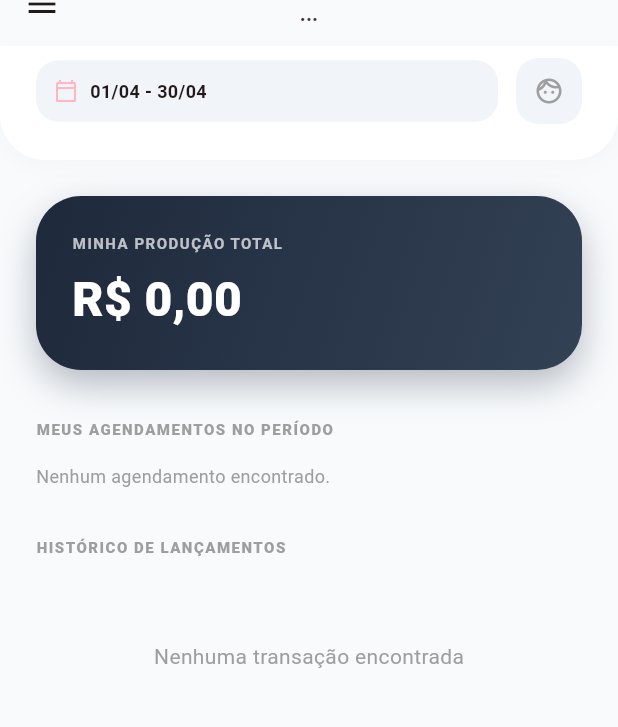
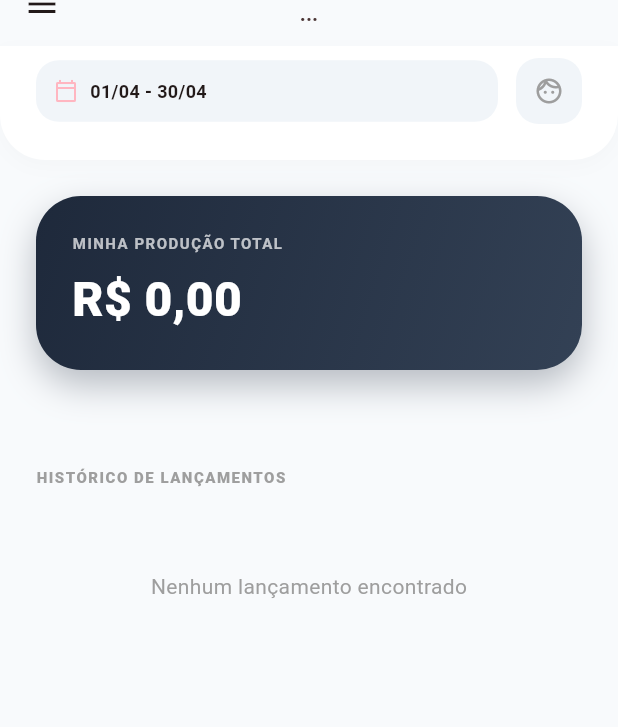
Before and after one commit to isaqueMS/ERP, a Flutter app: the FinancialDashboardScreen screen opened directly, on a phone screen of 412 x 824 dp, the part 38-765 px from its top. Run offline on Flutter 3.47's test engine with Material 3 defaults, Android fonts, the phone set to English and light mode, and no system bars; our stand-ins replace cloud_firestore, firebase_auth, firebase_core, firebase_messaging, flutter_local_notifications, rxdart; accounts and stored records are empty.

Commit message:
Estudio Ale v14 - Producao Final: Fix 9 digito e Dashboard unificado

```diff
--- a/lib/financial_dashboard_screen.dart
+++ b/lib/financial_dashboard_screen.dart
@@ -2,6 +2,7 @@ import 'package:flutter/material.dart';
 import 'package:cloud_firestore/cloud_firestore.dart';
 import 'package:firebase_auth/firebase_auth.dart';
 import 'package:intl/intl.dart';
+import 'package:rxdart/rxdart.dart';
 import 'fluunt_drawer.dart';
 
 class FinancialDashboardScreen extends StatefulWidget {
@@ -206,63 +207,67 @@ class _FinancialDashboardScreenState extends State<FinancialDashboardScreen> {
   }
 
   Widget _buildDashboardContent() {
-    if (widget.userRole == 'agente' && _isLoadingAgentId) {
-      return const Center(
-        child: Column(
-          mainAxisAlignment: MainAxisAlignment.center,
-          children: [
-            CircularProgressIndicator(),
-            SizedBox(height: 16),
-            Text('Carregando seu perfil...', style: TextStyle(color: Colors.grey)),
-          ],
-        ),
-      );
-    }
-
-    return StreamBuilder<QuerySnapshot>(
-      stream: FirebaseFirestore.instance.collection('transactions').snapshots(),
+    return StreamBuilder<List<QuerySnapshot>>(
+      stream: Rx.combineLatest2(
+        FirebaseFirestore.instance.collection('transactions').snapshots(),
+        FirebaseFirestore.instance.collection('appointments').snapshots(),
+        (a, b) => [a, b],
+      ),
       builder: (context, snapshot) {
         if (snapshot.hasError) return const Center(child: Text('Erro ao carregar dados'));
         if (snapshot.connectionState == ConnectionState.waiting) return const Center(child: CircularProgressIndicator());
 
-        final docs = snapshot.data!.docs;
+        final transactions = snapshot.data![0].docs;
+        final appointments = snapshot.data![1].docs;
+        final isAgente = widget.userRole.toLowerCase() == 'agente';
 
-        // Manual filtering (since date is stored as string YYYY-MM-DD)
-        final filteredDocs = docs.where((doc) {
+        // 1. Filtrar Transactions
+        final filteredTx = transactions.where((doc) {
           final data = doc.data() as Map<String, dynamic>;
-          final dateStr = data['date'] as String;
-          final date = DateTime.parse(dateStr);
+          final dateStr = (data['date'] ?? data['data']) as String? ?? "";
+          if (dateStr.isEmpty) return false;
+          final date = DateTime.tryParse(dateStr);
+          if (date == null) return false;
 
-          bool matchDate = true;
-          if (_selectedDateRange != null) {
-            matchDate = date.isAfter(_selectedDateRange!.start.subtract(const Duration(days: 1))) &&
-                        date.isBefore(_selectedDateRange!.end.add(const Duration(days: 1)));
-          }
-
-          bool matchProf = true;
-          if (widget.userRole == 'agente') {
-            // Se for agente, OBRIGATÓRIO bater com o ID do agente carragado
-            matchProf = data['professionalId'] == _agentStaffId;
-          } else {
-            // Se for admin, segue o filtro selecionado (ou todos se null)
-            matchProf = _selectedProfessionalId == null || data['professionalId'] == _selectedProfessionalId;
-          }
-
+          bool matchDate = _selectedDateRange == null || (date.isAfter(_selectedDateRange!.start.subtract(const Duration(days: 1))) && date.isBefore(_selectedDateRange!.end.add(const Duration(days: 1))));
+          bool matchProf = isAgente ? (data['professionalId'] == _agentStaffId || data['creatorId'] == FirebaseAuth.instance.currentUser?.uid) : (_selectedProfessionalId == null || data['professionalId'] == _selectedProfessionalId);
           bool matchClient = _selectedClientId == null || data['clientId'] == _selectedClientId;
 
           return matchDate && matchProf && matchClient;
         }).toList();
 
+        // 2. Filtrar Appointments
+        final filteredApp = appointments.where((doc) {
+          final data = doc.data() as Map<String, dynamic>;
+          final dateStr = (data['date'] ?? data['data']) as String? ?? "";
+          if (dateStr.isEmpty) return false;
+          final date = DateTime.tryParse(dateStr);
+          if (date == null) return false;
+
+          bool matchDate = _selectedDateRange == null || (date.isAfter(_selectedDateRange!.start.subtract(const Duration(days: 1))) && date.isBefore(_selectedDateRange!.end.add(const Duration(days: 1))));
+          bool matchProf = isAgente ? ((data['professionalId'] ?? data['staffId']) == _agentStaffId || data['creatorId'] == FirebaseAuth.instance.currentUser?.uid) : (_selectedProfessionalId == null || (data['professionalId'] ?? data['staffId']) == _selectedProfessionalId);
+          bool matchClient = _selectedClientId == null || data['clientId'] == _selectedClientId;
+
+          return matchDate && matchProf && matchClient;
+        }).toList();
+
+        // 3. Calcular Totais
         double totalIncome = 0;
         double totalExpense = 0;
 
-        for (var doc in filteredDocs) {
+        for (var doc in filteredTx) {
           final data = doc.data() as Map<String, dynamic>;
-          final amount = (data['amount'] as num).toDouble();
-          if (data['type'] == 'income') {
-            totalIncome += amount;
-          } else {
-            totalExpense += amount;
+          final amount = (data['amount'] as num?)?.toDouble() ?? 0.0;
+          if (data['type'] == 'income') totalIncome += amount;
+          else totalExpense += amount;
+        }
+
+        for (var doc in filteredApp) {
+          final data = doc.data() as Map<String, dynamic>;
+          final status = (data['status'] ?? '').toString().toLowerCase();
+          // Segue a mesma regra da tela de Produção: soma tudo, menos os cancelados.
+          if (status != 'cancelado' && status != 'canceled' && status != 'cancelled') {
+            totalIncome += (data['price'] is num) ? (data['price'] as num).toDouble() : (data['valor'] is num ? (data['valor'] as num).toDouble() : 0.0);
           }
         }
 
@@ -270,20 +275,22 @@ class _FinancialDashboardScreenState extends State<FinancialDashboardScreen> {
           padding: const EdgeInsets.all(24),
           children: [
             _buildSummary(totalIncome, totalExpense),
-            if (widget.userRole.toLowerCase() == 'agente') ...[
+            if (isAgente) ...[
               const SizedBox(height: 32),
-              _buildAppointmentsSection(),
+              _buildAppointmentsSectionForAdmin(filteredApp),
             ],
             const SizedBox(height: 32),
-            const Text(
-              'HISTÓRICO DE LANÇAMENTOS',
-              style: TextStyle(fontSize: 10, fontWeight: FontWeight.w900, color: Colors.grey, letterSpacing: 1),
-            ),
+            const Text('HISTÓRICO DE LANÇAMENTOS', style: TextStyle(fontSize: 10, fontWeight: FontWeight.w900, color: Colors.grey, letterSpacing: 1)),
             const SizedBox(height: 16),
-            if (filteredDocs.isEmpty)
-              const Center(child: Padding(padding: EdgeInsets.only(top: 40), child: Text('Nenhuma transação encontrada', style: TextStyle(color: Colors.grey))))
+            if (filteredTx.isEmpty)
+              const Center(child: Padding(padding: EdgeInsets.only(top: 40), child: Text('Nenhum lançamento encontrado', style: TextStyle(color: Colors.grey))))
             else
-              ...filteredDocs.map((doc) => _buildTransactionCard(doc.data() as Map<String, dynamic>)).toList(),
+              ...filteredTx.map((doc) => _buildTransactionCard(doc.data() as Map<String, dynamic>)).toList(),
+            if (!isAgente) ...[
+              const SizedBox(height: 32),
+              _buildAppointmentsSectionForAdmin(filteredApp),
+            ],
+            const SizedBox(height: 40),
           ],
         );
       },
@@ -616,4 +623,60 @@ class _FinancialDashboardScreenState extends State<FinancialDashboardScreen> {
     }
     return 'Cliente oculto';
   }
+
+  Widget _buildAppointmentsSectionForAdmin(List<QueryDocumentSnapshot> docs) {
+    if (docs.isEmpty) return const SizedBox();
+
+    return Column(
+      crossAxisAlignment: CrossAxisAlignment.start,
+      children: [
+        const Text(
+          'AGENDAMENTOS RECENTES',
+          style: TextStyle(fontSize: 10, fontWeight: FontWeight.w900, color: Colors.grey, letterSpacing: 1),
+        ),
+        const SizedBox(height: 16),
+        SizedBox(
+          height: 140,
+          child: ListView.separated(
+            scrollDirection: Axis.horizontal,
+            physics: const BouncingScrollPhysics(),
+            itemCount: docs.length,
+            separatorBuilder: (_, __) => const SizedBox(width: 12),
+            itemBuilder: (context, index) {
+              final item = docs[index].data() as Map<String, dynamic>;
+              final price = (item['price'] is num) ? (item['price'] as num).toDouble() : (item['valor'] is num ? (item['valor'] as num).toDouble() : 0.0);
+              final dt = DateTime.tryParse((item['date'] ?? item['data']) ?? "");
+
+              return Container(
+                width: 200, padding: const EdgeInsets.all(16),
+                decoration: BoxDecoration(color: Colors.white, borderRadius: BorderRadius.circular(20), border: Border.all(color: Colors.grey.withOpacity(0.1))),
+                child: Column(
+                  crossAxisAlignment: CrossAxisAlignment.start,
+                  children: [
+                    Row(
+                      mainAxisAlignment: MainAxisAlignment.spaceBetween,
+                      children: [
+                         Text(item['status']?.toUpperCase() ?? 'PENDENTE', style: const TextStyle(color: Color(0xFFFFB6C1), fontSize: 8, fontWeight: FontWeight.w900)),
+                         Text(_currencyFormat.format(price), style: const TextStyle(fontWeight: FontWeight.bold, fontSize: 12)),
+                      ],
+                    ),
+                    const Spacer(),
+                    FutureBuilder<String>(
+                      future: _getClientName(item),
+                      builder: (context, snapshot) {
+                        return Text(snapshot.data ?? 'Carregando...', style: const TextStyle(fontWeight: FontWeight.bold, fontSize: 14), maxLines: 1, overflow: TextOverflow.ellipsis);
+                      }
+                    ),
+                    Text(item['servico'] ?? item['service'] ?? 'Serviço', style: const TextStyle(color: Colors.grey, fontSize: 11), maxLines: 1),
+                    const SizedBox(height: 8),
+                    Text(dt != null ? DateFormat('dd/MM - HH:mm').format(dt) : '', style: const TextStyle(fontSize: 10, fontWeight: FontWeight.bold)),
+                  ],
+                ),
+              );
+            },
+          ),
+        ),
+      ],
+    );
+  }
 }
```
Also changed, not shown: lib/broadcast_screen.dart (+5 -5 lines), lib/whatsapp_service.dart (+26 -10 lines).
